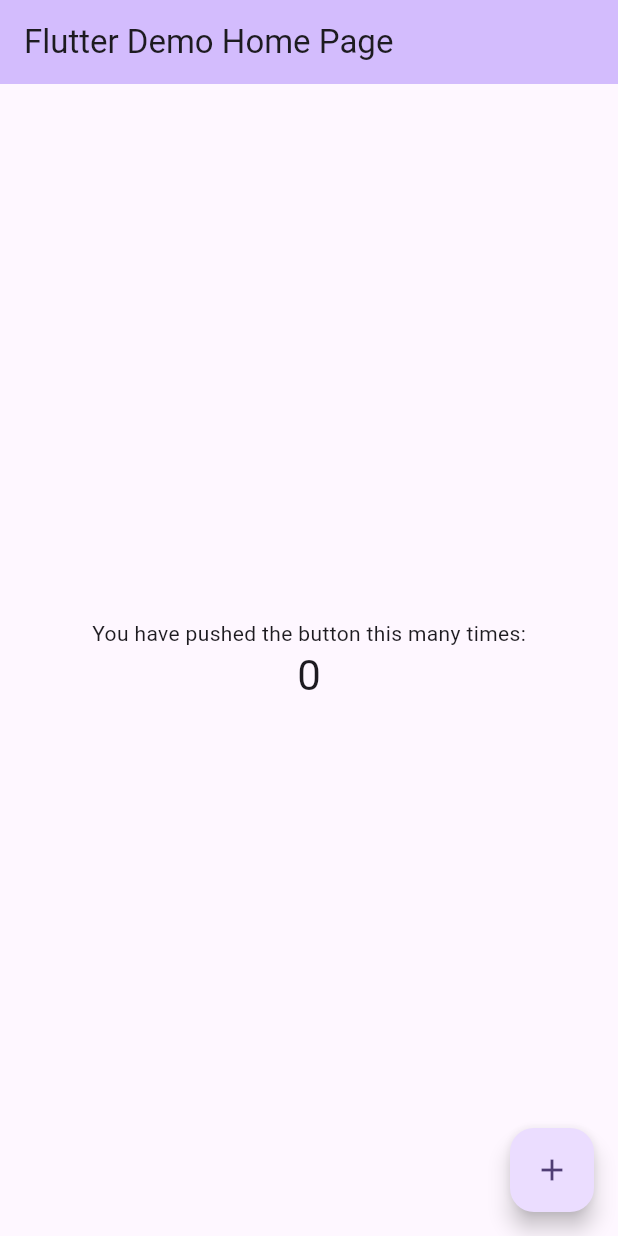
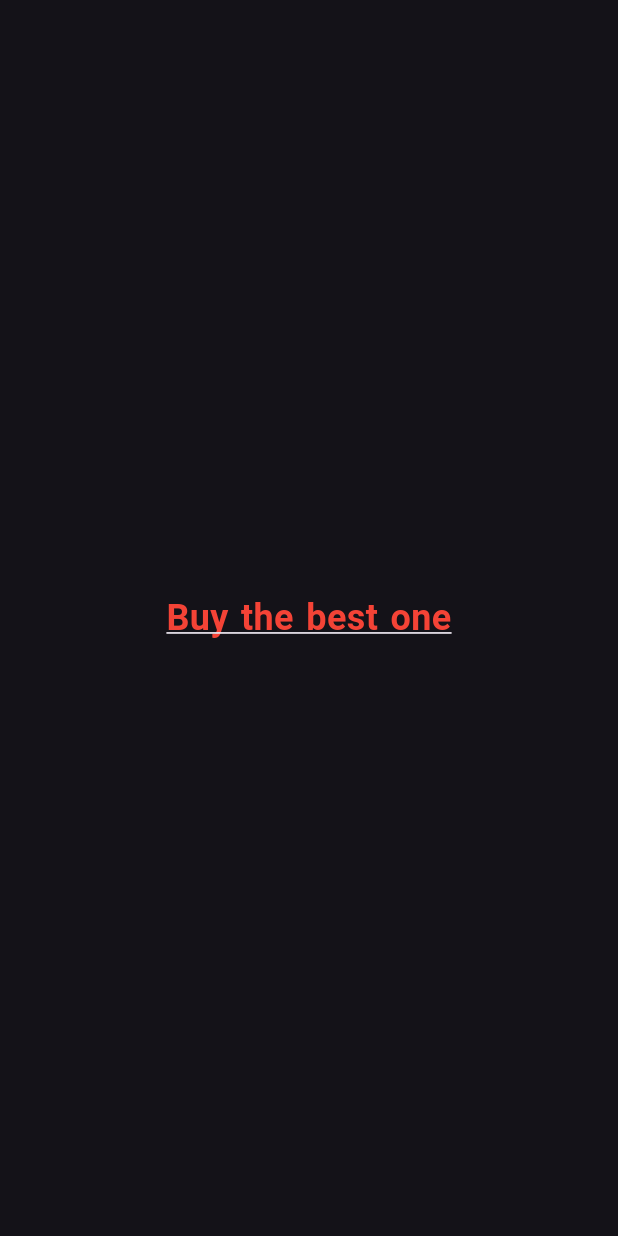
Before and after one commit to Kadirgvn92/flutter2, a Flutter app: the screen it shows after launch, on a phone screen of 412 x 824 dp. Run offline on Flutter 3.47's test engine with Material 3 defaults, Android fonts, the phone set to English and light mode, and no system bars.

Commit message:
I learned create diffirent dart file and text widget

```diff
--- /dev/null
+++ b/lib/101/text_learn_view.dart
@@ -0,0 +1,25 @@
+import 'package:flutter/material.dart';
+
+class TextLearnView extends StatelessWidget {
+  const TextLearnView({super.key});
+  @override
+  Widget build(BuildContext context) {
+    return const Scaffold(
+      body: Center(
+        child: Text(
+          'Buy the best one',
+          maxLines: 2,
+          overflow: TextOverflow.ellipsis,
+          textAlign: TextAlign.center,
+          style: TextStyle(
+              decoration: TextDecoration.underline,
+              height: 24,
+              wordSpacing: 2,
+              fontSize: 24,
+              color: Colors.red,
+              fontWeight: FontWeight.w600),
+        ),
+      ),
+    );
+  }
+}
--- a/lib/main.dart
+++ b/lib/main.dart
@@ -1,4 +1,5 @@
 import 'package:flutter/material.dart';
+import 'package:flutter2/101/text_learn_view.dart';
 
 void main() {
   runApp(const MyApp());
@@ -11,115 +12,8 @@ class MyApp extends StatelessWidget {
   @override
   Widget build(BuildContext context) {
     return MaterialApp(
-      title: 'Flutter Demo',
-      theme: ThemeData(
-        // This is the theme of your application.
-        //
-        // TRY THIS: Try running your application with "flutter run". You'll see
-        // the application has a purple toolbar. Then, without quitting the app,
-        // try changing the seedColor in the colorScheme below to Colors.green
-        // and then invoke "hot reload" (save your changes or press the "hot
-        // reload" button in a Flutter-supported IDE, or press "r" if you used
-        // the command line to start the app).
-        //
-        // Notice that the counter didn't reset back to zero; the application
-        // state is not lost during the reload. To reset the state, use hot
-        // restart instead.
-        //
-        // This works for code too, not just values: Most code changes can be
-        // tested with just a hot reload.
-        colorScheme: ColorScheme.fromSeed(seedColor: Colors.deepPurple),
-        useMaterial3: true,
-      ),
-      home: const MyHomePage(title: 'Flutter Demo Home Page'),
-    );
+        title: 'Flutter Demo',
+        theme: ThemeData.dark(),
+        home: const TextLearnView());
   }
 }
-
-class MyHomePage extends StatefulWidget {
-  const MyHomePage({super.key, required this.title});
-
-  // This widget is the home page of your application. It is stateful, meaning
-  // that it has a State object (defined below) that contains fields that affect
-  // how it looks.
-
-  // This class is the configuration for the state. It holds the values (in this
-  // case the title) provided by the parent (in this case the App widget) and
-  // used by the build method of the State. Fields in a Widget subclass are
-  // always marked "final".
-
-  final String title;
-
-  @override
-  State<MyHomePage> createState() => _MyHomePageState();
-}
-
-class _MyHomePageState extends State<MyHomePage> {
-  int _counter = 0;
-
-  void _incrementCounter() {
-    setState(() {
-      // This call to setState tells the Flutter framework that something has
-      // changed in this State, which causes it to rerun the build method below
-      // so that the display can reflect the updated values. If we changed
-      // _counter without calling setState(), then the build method would not be
-      // called again, and so nothing would appear to happen.
-      _counter++;
-    });
-  }
-
-  @override
-  Widget build(BuildContext context) {
-    // This method is rerun every time setState is called, for instance as done
-    // by the _incrementCounter method above.
-    //
-    // The Flutter framework has been optimized to make rerunning build methods
-    // fast, so that you can just rebuild anything that needs updating rather
-    // than having to individually change instances of widgets.
-    return Scaffold(
-      appBar: AppBar(
-        // TRY THIS: Try changing the color here to a specific color (to
-        // Colors.amber, perhaps?) and trigger a hot reload to see the AppBar
-        // change color while the other colors stay the same.
-        backgroundColor: Theme.of(context).colorScheme.inversePrimary,
-        // Here we take the value from the MyHomePage object that was created by
-        // the App.build method, and use it to set our appbar title.
-        title: Text(widget.title),
-      ),
-      body: Center(
-        // Center is a layout widget. It takes a single child and positions it
-        // in the middle of the parent.
-        child: Column(
-          // Column is also a layout widget. It takes a list of children and
-          // arranges them vertically. By default, it sizes itself to fit its
-          // children horizontally, and tries to be as tall as its parent.
-          //
-          // Column has various properties to control how it sizes itself and
-          // how it positions its children. Here we use mainAxisAlignment to
-          // center the children vertically; the main axis here is the vertical
-          // axis because Columns are vertical (the cross axis would be
-          // horizontal).
-          //
-          // TRY THIS: Invoke "debug painting" (choose the "Toggle Debug Paint"
-          // action in the IDE, or press "p" in the console), to see the
-          // wireframe for each widget.
-          mainAxisAlignment: MainAxisAlignment.center,
-          children: <Widget>[
-            const Text(
-              'You have pushed the button this many times:',
-            ),
-            Text(
-              '$_counter',
-              style: Theme.of(context).textTheme.headlineMedium,
-            ),
-          ],
-        ),
-      ),
-      floatingActionButton: FloatingActionButton(
-        onPressed: _incrementCounter,
-        tooltip: 'Increment',
-        child: const Icon(Icons.add),
-      ), // This trailing comma makes auto-formatting nicer for build methods.
-    );
-  }
-}
```
